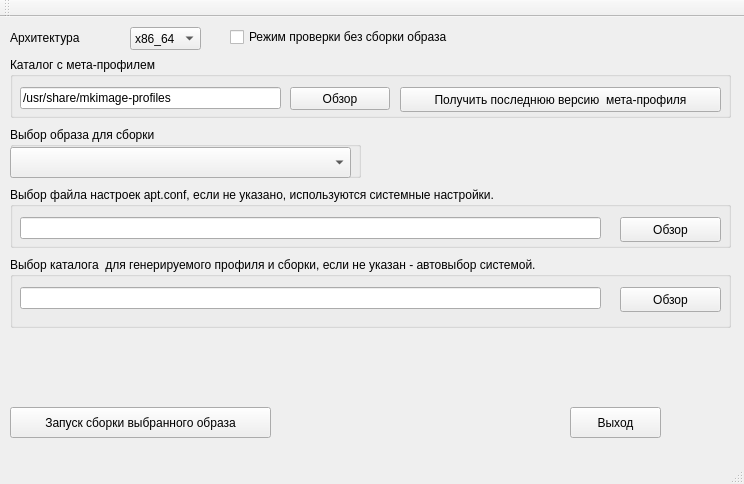
Above: mp-gui/mainwindow.ui from 150balbes/mp-gui before the change. Below: the same form after it.
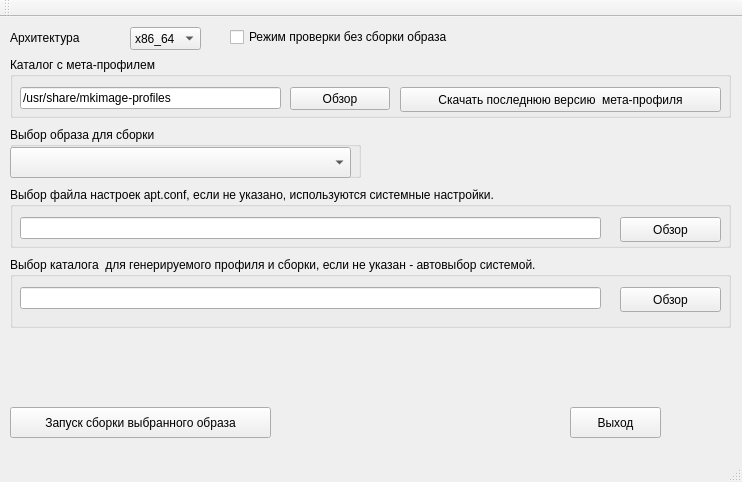
That is the form after the change.

```diff
--- a/mp-gui/mainwindow.ui
+++ b/mp-gui/mainwindow.ui
@@ -6,8 +6,8 @@
    <rect>
     <x>0</x>
     <y>0</y>
-    <width>744</width>
-    <height>484</height>
+    <width>742</width>
+    <height>482</height>
    </rect>
   </property>
   <property name="windowTitle">
@@ -124,7 +124,7 @@
       </rect>
      </property>
      <property name="text">
-      <string>Получить последнюю версию  мета-профиля</string>
+      <string>Скачать последнюю версию  мета-профиля</string>
      </property>
     </widget>
    </widget>
```
Left out of the diff: 4 changed lines with no effect on the pictures.
